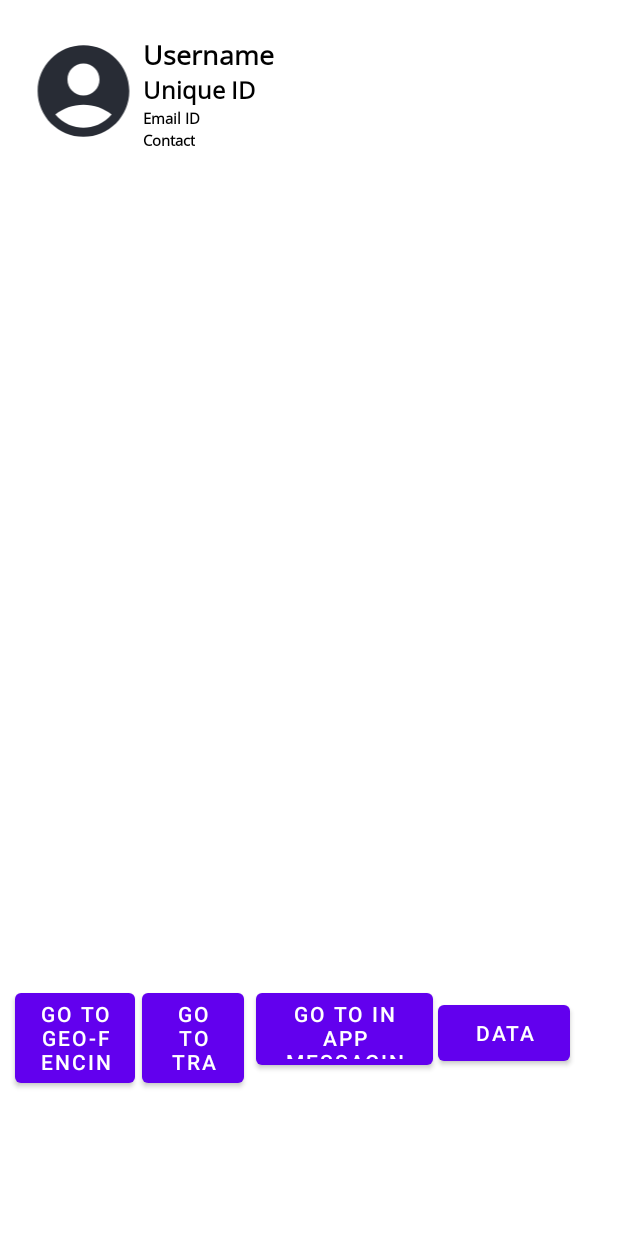
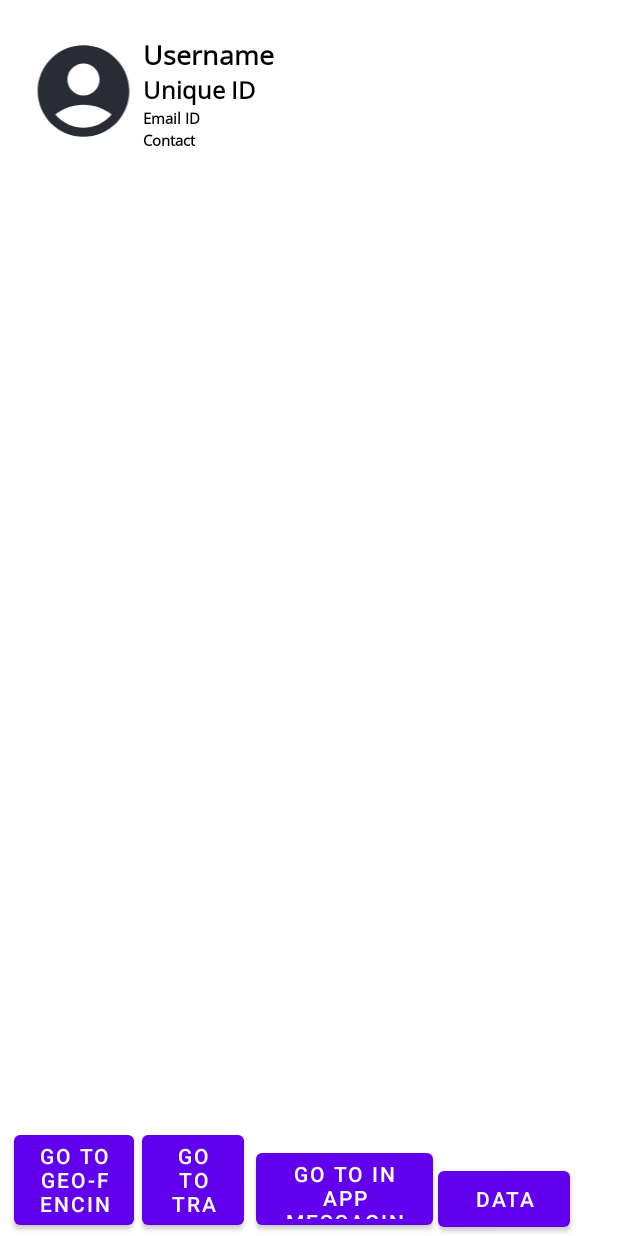
Before and after one commit to Dhruv16S/Enabling-Security-Through-Geo-Fencing, an Android app: the MainActivity screen opened directly, with no data from a screen before it, on a phone screen of 412 x 824 dp. Run offline under Robolectric (Android 15) with nearby library versions, the phone set to English and light mode, and no system bars; our stand-ins replace Firebase (no records; nobody signed in at launch, a user with empty details on screens opened directly).

Commit message:
Merge Complete

```diff
--- a/app/src/main/java/com/ar/application/GeofenceReceiver.kt
+++ b/app/src/main/java/com/ar/application/GeofenceReceiver.kt
@@ -3,7 +3,7 @@ package com.ar.application
 import android.content.BroadcastReceiver
 import android.content.Context
 import android.content.Intent
-import com.ar.application.Geofencing.Companion.showNotification
+import com.ar.application.GeoFenceFragment.Companion.showNotification
 import com.google.android.gms.location.Geofence
 import com.google.android.gms.location.GeofencingEvent
 import com.google.firebase.database.DataSnapshot
--- a/app/src/main/res/layout/activity_main.xml
+++ b/app/src/main/res/layout/activity_main.xml
@@ -13,37 +13,37 @@
         android:id="@+id/in_app"
         android:layout_width="118dp"
         android:layout_height="60dp"
-        android:layout_marginTop="656dp"
+        android:layout_marginBottom="1dp"
         android:gravity="center"
         android:text="@string/button_in_app"
+        app:layout_constraintBottom_toBottomOf="parent"
         app:layout_constraintEnd_toEndOf="parent"
         app:layout_constraintHorizontal_bias="0.58"
-        app:layout_constraintStart_toStartOf="parent"
-        app:layout_constraintTop_toTopOf="parent" />
+        app:layout_constraintStart_toStartOf="parent" />
 
     <Button
         android:id="@+id/trace_route"
         android:layout_width="68dp"
         android:layout_height="72dp"
-        android:layout_marginTop="656dp"
+        android:layout_marginBottom="1dp"
         android:gravity="center"
         android:text="@string/button_trace_route"
+        app:layout_constraintBottom_toBottomOf="parent"
         app:layout_constraintEnd_toEndOf="parent"
         app:layout_constraintHorizontal_bias="0.276"
-        app:layout_constraintStart_toStartOf="parent"
-        app:layout_constraintTop_toTopOf="parent" />
+        app:layout_constraintStart_toStartOf="parent" />
 
     <Button
         android:id="@+id/geofence"
         android:layout_width="80dp"
         android:layout_height="72dp"
-        android:layout_marginTop="656dp"
+        android:layout_marginBottom="1dp"
         android:gravity="center"
         android:text="@string/button_geofence"
+        app:layout_constraintBottom_toBottomOf="parent"
         app:layout_constraintEnd_toEndOf="parent"
-        app:layout_constraintHorizontal_bias="0.03"
-        app:layout_constraintStart_toStartOf="parent"
-        app:layout_constraintTop_toTopOf="parent" />
+        app:layout_constraintHorizontal_bias="0.028"
+        app:layout_constraintStart_toStartOf="parent" />
 
     <ImageView
         android:id="@+id/imageView"
@@ -109,16 +109,15 @@
         android:id="@+id/showData"
         android:layout_width="88dp"
         android:layout_height="49dp"
-        android:layout_marginTop="664dp"
         android:layout_marginEnd="32dp"
         android:text="data"
-        app:layout_constraintEnd_toEndOf="parent"
-        app:layout_constraintTop_toTopOf="parent" />
+        app:layout_constraintBottom_toBottomOf="parent"
+        app:layout_constraintEnd_toEndOf="parent" />
 
     <FrameLayout
         android:id="@+id/frame"
-        android:layout_width="409dp"
-        android:layout_height="557dp"
+        android:layout_width="390dp"
+        android:layout_height="625dp"
         android:layout_marginTop="104dp"
         app:layout_constraintEnd_toEndOf="parent"
         app:layout_constraintStart_toStartOf="parent"
--- a/app/src/main/res/layout/card_design.xml
+++ b/app/src/main/res/layout/card_design.xml
@@ -7,7 +7,7 @@
 
     <androidx.cardview.widget.CardView
         android:id="@+id/cardView"
-        android:layout_width="340dp"
+        android:layout_width="360dp"
         android:layout_height="wrap_content"
         android:layout_margin="7dp"
         app:cardBackgroundColor="@color/white"
@@ -15,7 +15,6 @@
         app:cardElevation="5dp"
         app:cardMaxElevation="4dp"
         app:layout_constraintBottom_toBottomOf="parent"
-        app:layout_constraintEnd_toEndOf="parent"
         app:layout_constraintStart_toStartOf="parent"
         app:layout_constraintTop_toTopOf="parent">
 
--- a/app/src/main/res/layout/activity_geofencing.xml
+++ b/app/src/main/res/layout/fragment_geo_fence.xml
@@ -1,9 +1,8 @@
 <?xml version="1.0" encoding="utf-8"?>
 <fragment xmlns:android="http://schemas.android.com/apk/res/android"
-    xmlns:map="http://schemas.android.com/apk/res-auto"
     xmlns:tools="http://schemas.android.com/tools"
-    android:id="@+id/mapGeofence"
+    android:id="@+id/mapAgain"
     android:name="com.google.android.gms.maps.SupportMapFragment"
     android:layout_width="match_parent"
     android:layout_height="match_parent"
-    tools:context=".Geofencing" />
+    tools:context=".GeoFenceFragment" />
```
Also changed, not shown: app/src/main/AndroidManifest.xml (+17 -15 lines), app/src/main/java/com/ar/application/GeoFenceFragment.kt (renamed from app/src/main/java/com/ar/application/Geofencing.kt, +90 -97 lines), app/src/main/java/com/ar/application/MainActivity.kt (+13 -13 lines).
